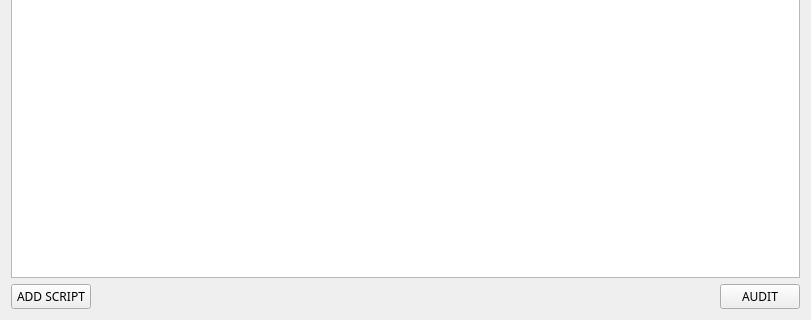
This is MenuPage.ui in h4636oh/EasyAudit_QT as Qt 5 draws it before an edit; both pictures show x 0 to 811 and y 231 to 551 of the 811 by 551 pixel window. The edited form follows.
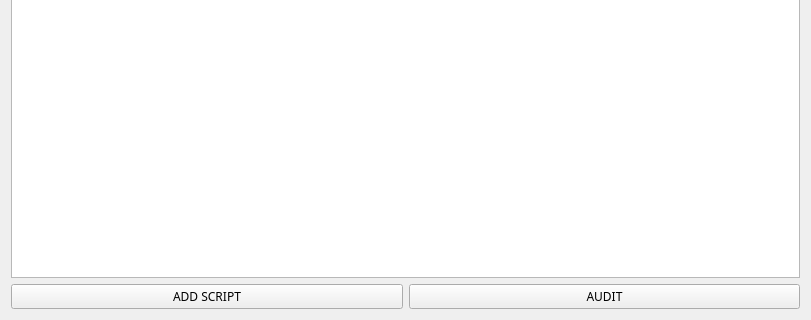
This is the edited form. Icons and pictures are not drawn.

Commit message: removed spacers from menu and page 1

```diff
--- a/MenuPage.ui
+++ b/MenuPage.ui
@@ -61,19 +61,6 @@
        </property>
       </widget>
      </item>
-     <item>
-      <spacer name="horizontalSpacer">
-       <property name="orientation">
-        <enum>Qt::Orientation::Horizontal</enum>
-       </property>
-       <property name="sizeHint" stdset="0">
-        <size>
-         <width>40</width>
-         <height>20</height>
-        </size>
-       </property>
-      </spacer>
-     </item>
      <item>
       <widget class="QPushButton" name="pushButton_3">
        <property name="text">
```
The commit also changes 2 other files.
